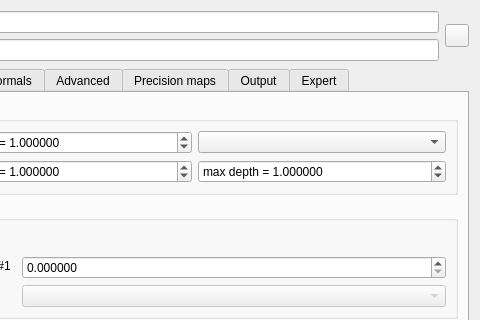
Before: the Qt Designer form plugins/core/Standard/qM3C2/ui/qM3C2Dialog.ui in p-leroy/CloudCompare, drawn with Qt 5; both pictures show x 150 to 630 and y 0 to 320 of the 630 by 545 pixel window.
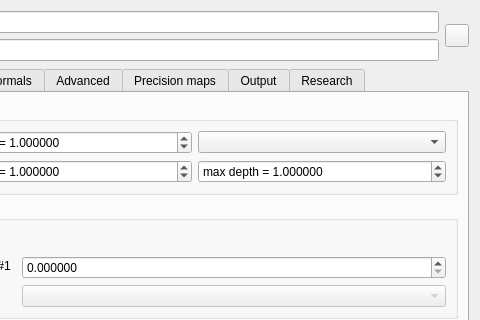
After: the same form once the commit is applied. Icons and pictures are not drawn.

```diff
--- a/plugins/core/Standard/qM3C2/ui/qM3C2Dialog.ui
+++ b/plugins/core/Standard/qM3C2/ui/qM3C2Dialog.ui
@@ -1067,7 +1067,7 @@
      </widget>
      <widget class="QWidget" name="tab_2">
       <attribute name="title">
-       <string>Expert</string>
+       <string>Research</string>
       </attribute>
       <layout class="QFormLayout" name="formLayout_4">
        <item row="0" column="0">
```
Left out of the diff: 36 changed lines with no effect on the pictures.
